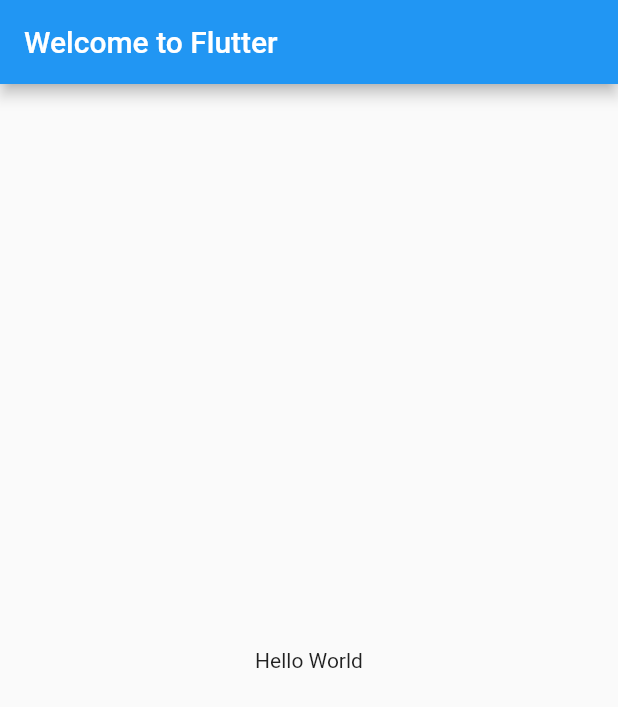
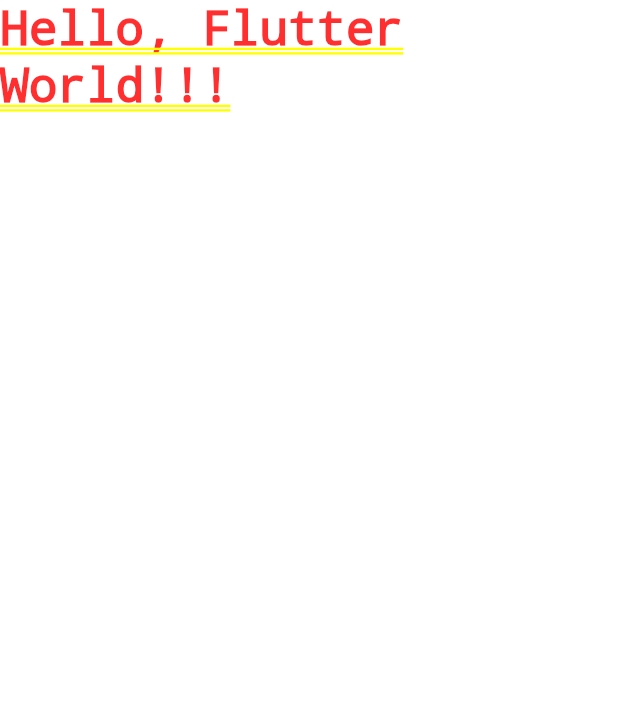
Before and after one commit to Chiharu-Hagihara/helloworld_flutter, a Flutter app: the screen it shows after launch, on a phone screen of 412 x 824 dp. Shown: the top 707 px of the screen. Run offline on Flutter 3.47's test engine with Material 2 defaults, Android fonts, the phone set to English and light mode, and no system bars.

Commit message:
Hello, Flutter World!!!

```diff
--- a/lib/main.dart
+++ b/lib/main.dart
@@ -1,19 +1,16 @@
 import 'package:flutter/material.dart';
 
-void main() => runApp(MyApp());
+void main() => runApp(new MyApp());
 
 class MyApp extends StatelessWidget {
   @override
-  Widget build(BuildContext context) {
-    return MaterialApp(
-      title: 'Welcome to Flutter',
-      home: Scaffold(
-        appBar: AppBar(
-          title: Text('Welcome to Flutter'),
-        ),
-        body: Center(
-          child: Text('Hello World'),
-        ),
+  Widget build(BuildContext context){
+
+    return new MaterialApp(
+      title: 'Flutter Demo',
+      home: Text(
+        'Hello, Flutter World!!!',
+        style: TextStyle(fontSize: 32.0),
       ),
     );
   }
```
